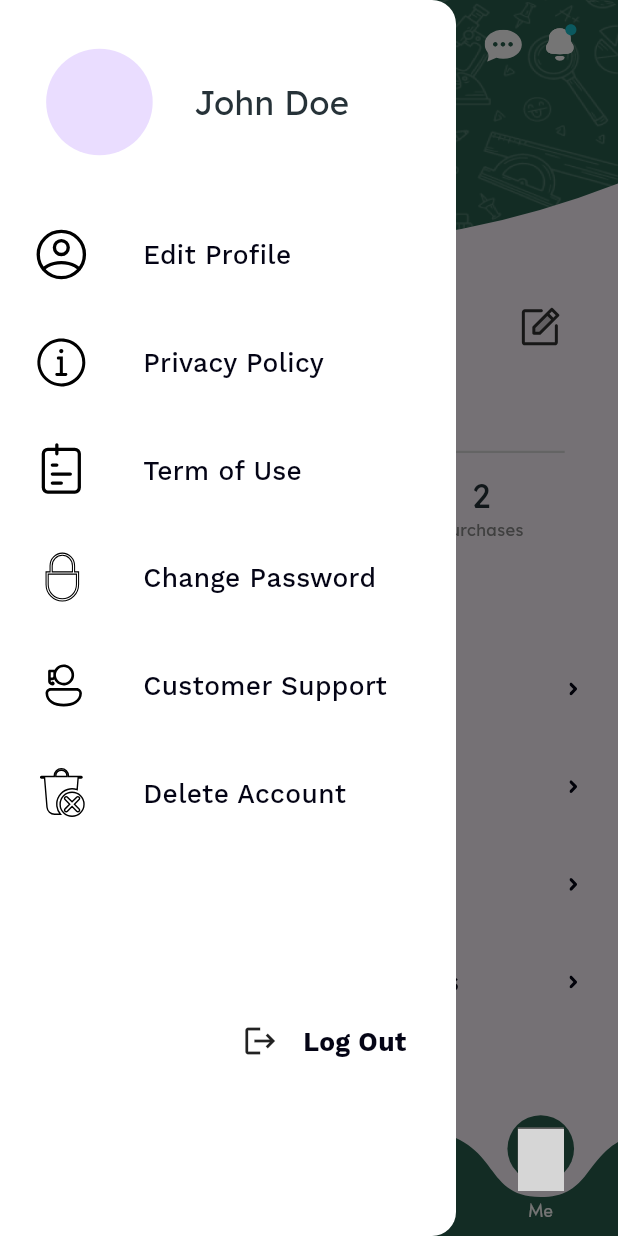
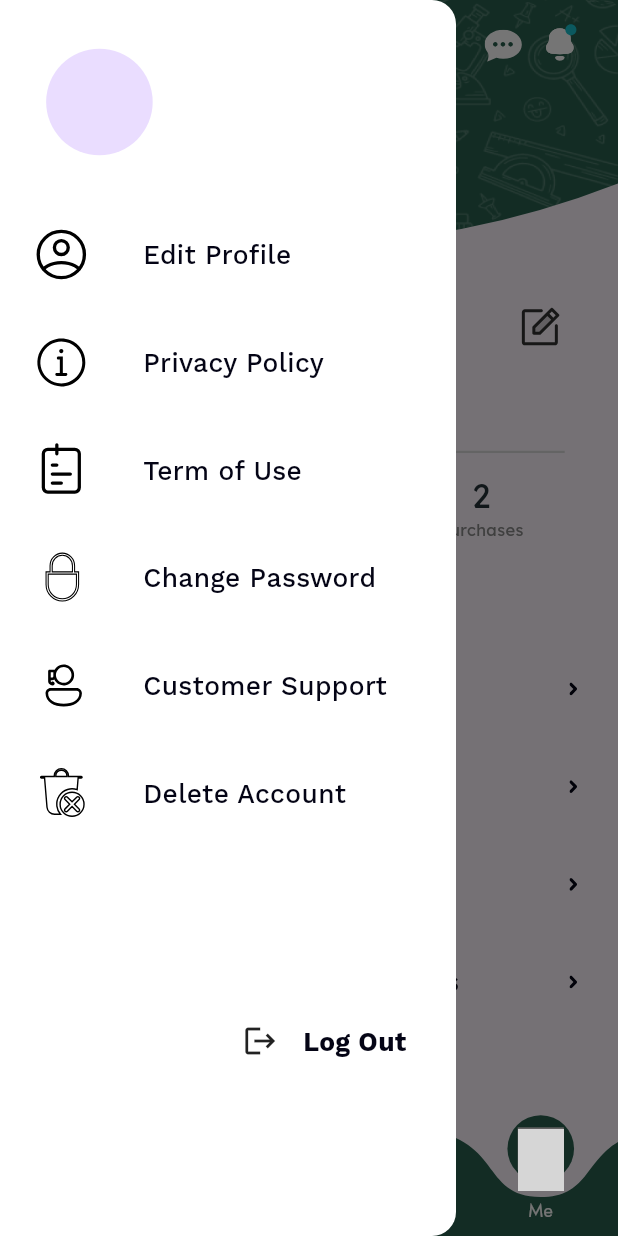
Before and after one commit to Shees-Ali1/CreekApp, a Flutter app: the BottomNavBar screen opened directly, item 4 of the bottom bar chosen, with the side drawer open, on a phone screen of 412 x 824 dp. Run offline on Flutter 3.47's test engine with Material 3 defaults, Android fonts, the phone set to English and light mode, and no system bars; drawn by our look-alikes of curved_labeled_navigation_bar; our stand-ins replace another_xlider, cloud_firestore, firebase_auth, firebase_core, flutter_custom_clippers, flutter_screenutil and 6 more; missing offline and left inert: mailer; accounts and stored records are empty; project files that could hold a hidden picture were left out; grey boxes are pictures that could not be loaded.

```diff
--- a/lib/controller/sign_up_controller.dart
+++ b/lib/controller/sign_up_controller.dart
@@ -2,6 +2,7 @@ import 'dart:math';
 
 import 'package:cloud_firestore/cloud_firestore.dart';
 import 'package:creekapp/Auth/verification.dart';
+import 'package:creekapp/controller/user_controller.dart';
 import 'package:creekapp/view/nav_bar/app_nav_bar.dart';
 import 'package:creekapp/widgets/custom_route.dart';
 import 'package:firebase_auth/firebase_auth.dart';
@@ -15,6 +16,7 @@ class SignUpController extends GetxController {
   final TextEditingController passwordController = TextEditingController();
   final TextEditingController nameController = TextEditingController();
   final TextEditingController emailController = TextEditingController();
+  final UserController userController =Get.put(UserController());
   RxBool isChecked = false.obs;
   RxBool isLoading = false.obs;
   Future<void> sendEmailMessage(
@@ -165,6 +167,7 @@ class SignUpController extends GetxController {
         'userEmail': emailController.text,
         'userSchool': "Harker",
       },SetOptions(merge: true));
+      userController.userName.value = nameController.text;
       Get.offAll(BottomNavBar());
     } catch (e) {
       print("Error storing user data $e");
--- a/lib/controller/user_controller.dart
+++ b/lib/controller/user_controller.dart
@@ -4,6 +4,8 @@ import 'package:get/get.dart';
 import 'package:image_picker/image_picker.dart';
 
 class UserController extends GetxController{
+  RxString userName = ''.obs;
+
   File? imageFile;
   void pickImage() async {
     final ImagePicker picker = ImagePicker();
--- a/lib/view/drawer/drawer.dart
+++ b/lib/view/drawer/drawer.dart
@@ -14,14 +14,19 @@ import 'package:flutter_screenutil/flutter_screenutil.dart';
 import 'package:flutter_svg/flutter_svg.dart';
 import 'package:get/get.dart';
 
+import '../../controller/user_controller.dart';
+
 class MyDrawer extends StatelessWidget {
   const MyDrawer({super.key});
 
   @override
   Widget build(BuildContext context) {
+    final UserController userController = Get.find<UserController>();
 
-    final LoginAuthController loginAuthController=Get.find<LoginAuthController>();
-    return  Drawer(
+
+    final LoginAuthController loginAuthController = Get.find<
+        LoginAuthController>();
+    return Drawer(
 
       backgroundColor: Colors.white,
       child: SafeArea(
@@ -37,32 +42,45 @@ class MyDrawer extends StatelessWidget {
                 SizedBox(width: 25.w,),
                 SizedBox(
                   width: 146.w,
-                  child: LexendCustomText(
-                    text: 'John Doe',
-                    fontWeight: FontWeight.w400,
-                    fontsize: 20.sp,
-                    textColor: blackTitleColor,
-                    maxLines: 1,
-                    overflow: TextOverflow.ellipsis,
-                  ),
+                  child: Obx(() {
+                    return LexendCustomText(
+                      text: userController.userName.value,
+                      fontWeight: FontWeight.w400,
+                      fontsize: 20.sp,
+                      textColor: blackTitleColor,
+                      maxLines: 1,
+                      overflow: TextOverflow.ellipsis,
+                    );
+                  }),
                 ),
               ],
             ),
             SizedBox(height: 30.h,),
-            DrawerItemsWidget(text: 'Edit Profile', image: AppIcons.profileIcon,onTap: (){CustomRoute.navigateTo(context, const EditProfile());},),
-            DrawerItemsWidget(text: 'Privacy Policy', image: AppIcons.privacy,onTap: (){CustomRoute.navigateTo(context, const PrivacyPolicy());},),
-            DrawerItemsWidget(text: 'Term of Use', image: AppIcons.terms,onTap: (){CustomRoute.navigateTo(context, const TermCond());},),
-            const DrawerItemsWidget(text: 'Change Password', image:AppIcons.password,),
-            const DrawerItemsWidget(text: 'Customer Support', image: AppIcons.customercare,),
-            const DrawerItemsWidget(text: 'Delete Account', image: AppIcons.deleteaccount,),
+            DrawerItemsWidget(
+              text: 'Edit Profile', image: AppIcons.profileIcon, onTap: () {
+              CustomRoute.navigateTo(context, const EditProfile());
+            },),
+            DrawerItemsWidget(
+              text: 'Privacy Policy', image: AppIcons.privacy, onTap: () {
+              CustomRoute.navigateTo(context, const PrivacyPolicy());
+            },),
+            DrawerItemsWidget(
+              text: 'Term of Use', image: AppIcons.terms, onTap: () {
+              CustomRoute.navigateTo(context, const TermCond());
+            },),
+            const DrawerItemsWidget(
+              text: 'Change Password', image: AppIcons.password,),
+            const DrawerItemsWidget(
+              text: 'Customer Support', image: AppIcons.customercare,),
+            const DrawerItemsWidget(
+              text: 'Delete Account', image: AppIcons.deleteaccount,),
             const Spacer(),
             Row(
               mainAxisAlignment: MainAxisAlignment.end,
               children: [
                 GestureDetector(
-                  onTap: ()async{
-                  await  loginAuthController.logOut();
-
+                  onTap: () async {
+                    await loginAuthController.logOut();
                   },
                   child: Row(
                     children: [
@@ -83,7 +101,6 @@ class MyDrawer extends StatelessWidget {
             const Spacer(),
 
 
-
           ],
         ),
       ),
@@ -96,14 +113,16 @@ class DrawerItemsWidget extends StatelessWidget {
   final String text;
   final String image;
   final void Function()? onTap;
-  const DrawerItemsWidget({super.key, required this.text, required this.image, this.onTap});
+
+  const DrawerItemsWidget(
+      {super.key, required this.text, required this.image, this.onTap});
 
   @override
   Widget build(BuildContext context) {
     return GestureDetector(
       onTap: onTap,
       child: Padding(
-        padding:  EdgeInsets.symmetric(horizontal: 19.w,vertical: 17.h),
+        padding: EdgeInsets.symmetric(horizontal: 19.w, vertical: 17.h),
         child: Row(
           children: [
             SizedBox(
@@ -116,7 +135,7 @@ class DrawerItemsWidget extends StatelessWidget {
               textColor: const Color(0xff040415),
               fontWeight: FontWeight.w500,
               fontsize: 16.sp,
-              text:text,
+              text: text,
             ),
 
           ],
--- a/lib/view/profile_screen/profile.dart
+++ b/lib/view/profile_screen/profile.dart
@@ -14,6 +14,7 @@ import 'package:get/get.dart';
 import '../../const/assets/image_assets.dart';
 import '../../const/assets/svg_assets.dart';
 import '../../const/color.dart';
+import '../../controller/user_controller.dart';
 import '../../widgets/custom_text.dart';
 import '../chat_screen/main_chat.dart';
 import '../notification/notification_screen.dart';
@@ -26,6 +27,7 @@ class Profile extends StatelessWidget {
   @override
   Widget build(BuildContext context) {
     final HomeController homeController=Get.find<HomeController>();
+    final UserController userController=Get.find<UserController>();
     return Scaffold(
         body: SingleChildScrollView(
             child: Column(
@@ -106,7 +108,7 @@ class Profile extends StatelessWidget {
                     width: 10.w,
                   ),
                   LexendCustomText(
-                    text: 'John Doe',
+                    text: userController.userName.value,
                     fontWeight: FontWeight.w400,
                     fontsize: 20.sp,
                     textColor: blackTitleColor,
```
